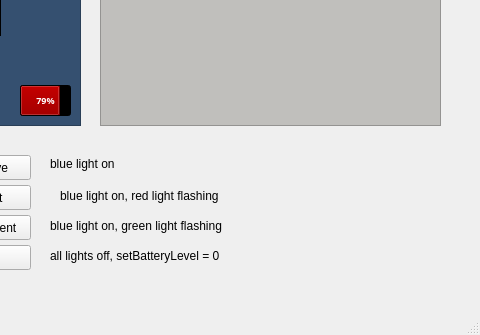
EmtiazAlam00/team-collaboration, file COMP3004_Team46/ui/mainwindow.ui: the form before one commit; both pictures show x 320 to 800 and y 265 to 600 of the 800 by 600 pixel window.
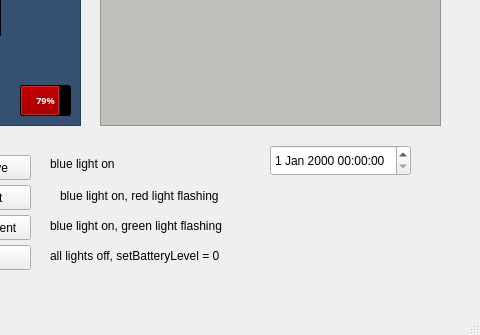
The form after the commit. Icons and pictures are not drawn.

Commit message: added setup for date/time edit widget

What changed in the file:
```diff
--- a/COMP3004_Team46/ui/mainwindow.ui
+++ b/COMP3004_Team46/ui/mainwindow.ui
@@ -1058,6 +1058,19 @@
      </property>
     </widget>
    </widget>
+   <widget class="QDateTimeEdit" name="dateTimeEdit">
+    <property name="enabled">
+     <bool>true</bool>
+    </property>
+    <property name="geometry">
+     <rect>
+      <x>590</x>
+      <y>410</y>
+      <width>141</width>
+      <height>31</height>
+     </rect>
+    </property>
+   </widget>
   </widget>
   <widget class="QMenuBar" name="menubar">
    <property name="geometry">
```
The commit also changes 5 other files.
